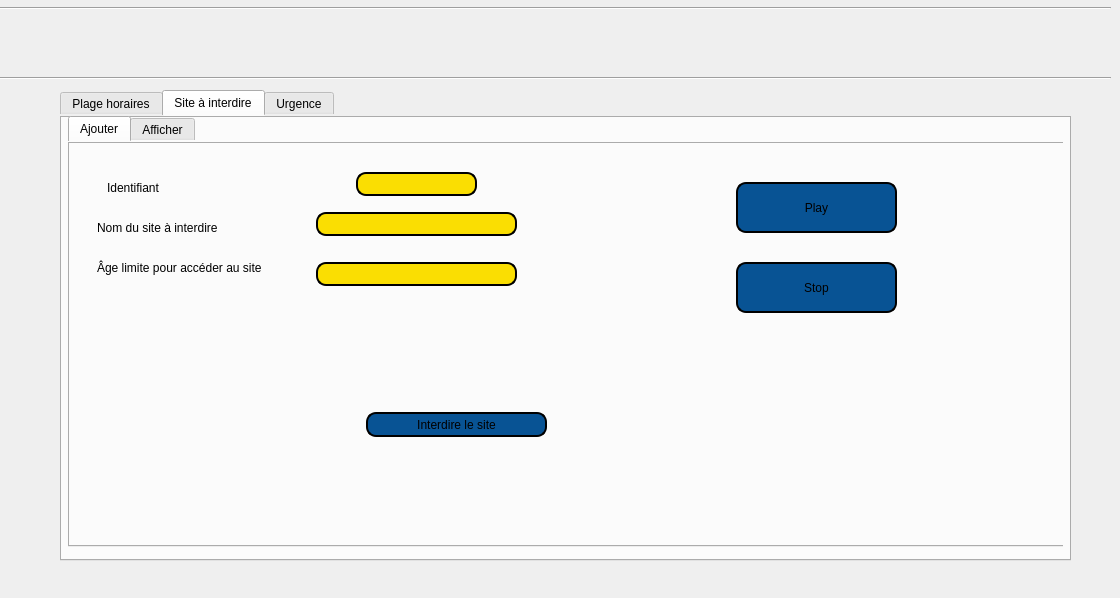
This is secu.ui in yanni2302/smart_parental_monitoring_2A22 as Qt 5 draws it before an edit. The edited form follows.
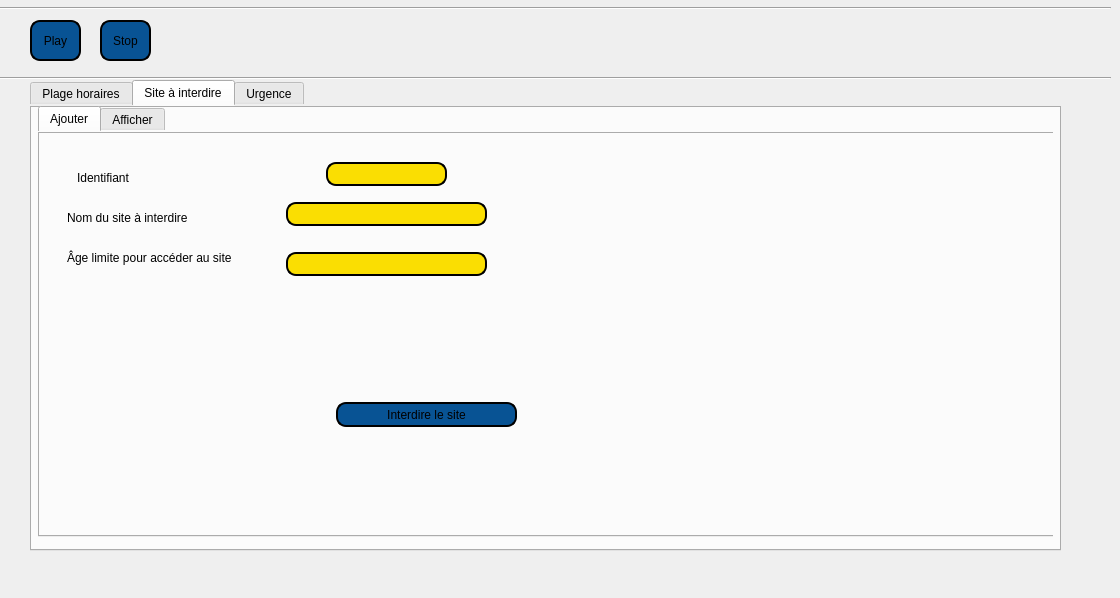
This is the edited form. The open tabs and pages were chosen to show the change. Icons and pictures are not drawn.

Diff of the .ui file:
```diff
--- a/secu.ui
+++ b/secu.ui
@@ -77,9 +77,9 @@
   <widget class="QTabWidget" name="tabWidget">
    <property name="geometry">
     <rect>
-     <x>60</x>
-     <y>90</y>
-     <width>1011</width>
+     <x>30</x>
+     <y>80</y>
+     <width>1031</width>
      <height>471</height>
     </rect>
    </property>
@@ -508,7 +508,7 @@
       <rect>
        <x>0</x>
        <y>0</y>
-       <width>1001</width>
+       <width>1021</width>
        <height>431</height>
       </rect>
      </property>
@@ -695,52 +695,6 @@
         <bool>false</bool>
        </property>
       </widget>
-      <widget class="QPushButton" name="pushButton">
-       <property name="geometry">
-        <rect>
-         <x>660</x>
-         <y>40</y>
-         <width>161</width>
-         <height>51</height>
-        </rect>
-       </property>
-       <property name="styleSheet">
-        <string notr="true">border: 2px solid black;
-font: 75 8pt &quot;MS Shell Dlg 2&quot;;
-border-radius: 10px;
-padding: 0 8px;
-background: #085394;
-font: bold, &quot;Comic Sans MS&quot;;;
-color: black;
-text-align:center;</string>
-       </property>
-       <property name="text">
-        <string>Play</string>
-       </property>
-      </widget>
-      <widget class="QPushButton" name="pushButton_2">
-       <property name="geometry">
-        <rect>
-         <x>660</x>
-         <y>120</y>
-         <width>161</width>
-         <height>51</height>
-        </rect>
-       </property>
-       <property name="styleSheet">
-        <string notr="true">border: 2px solid black;
-font: 75 8pt &quot;MS Shell Dlg 2&quot;;
-border-radius: 10px;
-padding: 0 8px;
-background: #085394;
-font: bold, &quot;Comic Sans MS&quot;;;
-color: black;
-text-align:center;</string>
-       </property>
-       <property name="text">
-        <string>Stop</string>
-       </property>
-      </widget>
      </widget>
      <widget class="QWidget" name="tab_6">
       <attribute name="title">
@@ -1111,6 +1065,52 @@
     <string/>
    </property>
   </widget>
+  <widget class="QPushButton" name="pushButton">
+   <property name="geometry">
+    <rect>
+     <x>30</x>
+     <y>20</y>
+     <width>51</width>
+     <height>41</height>
+    </rect>
+   </property>
+   <property name="styleSheet">
+    <string notr="true">border: 2px solid black;
+font: 75 8pt &quot;MS Shell Dlg 2&quot;;
+border-radius: 10px;
+padding: 0 8px;
+background: #085394;
+font: bold, &quot;Comic Sans MS&quot;;;
+color: black;
+text-align:center;</string>
+   </property>
+   <property name="text">
+    <string>Play</string>
+   </property>
+  </widget>
+  <widget class="QPushButton" name="pushButton_2">
+   <property name="geometry">
+    <rect>
+     <x>100</x>
+     <y>20</y>
+     <width>51</width>
+     <height>41</height>
+    </rect>
+   </property>
+   <property name="styleSheet">
+    <string notr="true">border: 2px solid black;
+font: 75 8pt &quot;MS Shell Dlg 2&quot;;
+border-radius: 10px;
+padding: 0 8px;
+background: #085394;
+font: bold, &quot;Comic Sans MS&quot;;;
+color: black;
+text-align:center;</string>
+   </property>
+   <property name="text">
+    <string>Stop</string>
+   </property>
+  </widget>
  </widget>
  <resources/>
  <connections/>
```
Left out of the diff: 6 changed lines with no effect on the pictures.
